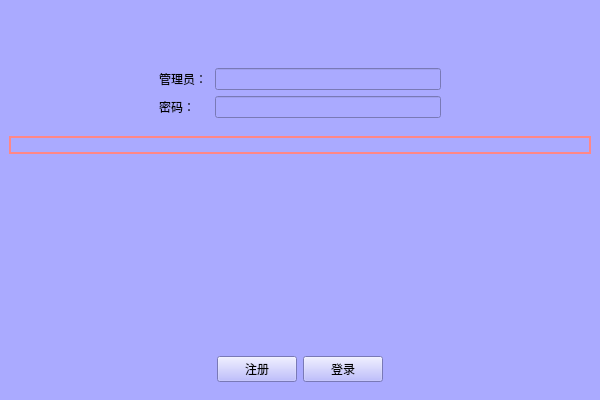
Before: the Qt Designer form admini/loginwidget.ui in Li-Yaosong/BuffetMealsSystem, drawn with Qt 5.
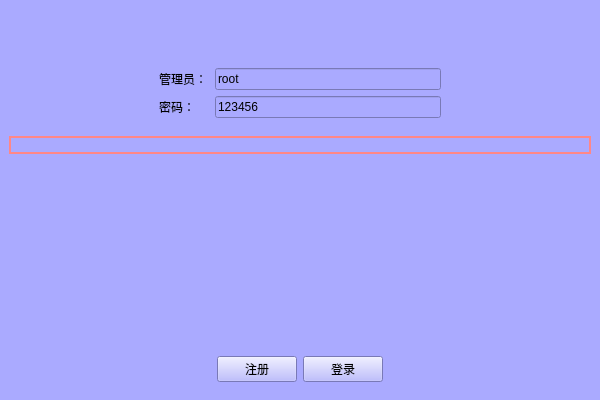
After: the same form once the commit is applied.

```diff
--- a/admini/loginwidget.ui
+++ b/admini/loginwidget.ui
@@ -89,7 +89,11 @@
              </widget>
             </item>
             <item row="0" column="1">
-             <widget class="QLineEdit" name="lineEdit_admi"/>
+             <widget class="QLineEdit" name="lineEdit_admi">
+              <property name="text">
+               <string>root</string>
+              </property>
+             </widget>
             </item>
             <item row="1" column="0">
              <widget class="QLabel" name="label_pass">
@@ -105,7 +109,11 @@
              </widget>
             </item>
             <item row="1" column="1">
-             <widget class="QLineEdit" name="lineEdit_pass"/>
+             <widget class="QLineEdit" name="lineEdit_pass">
+              <property name="text">
+               <string>123456</string>
+              </property>
+             </widget>
             </item>
            </layout>
           </widget>
```
Left out of the diff: 3 changed lines with no effect on the pictures.
